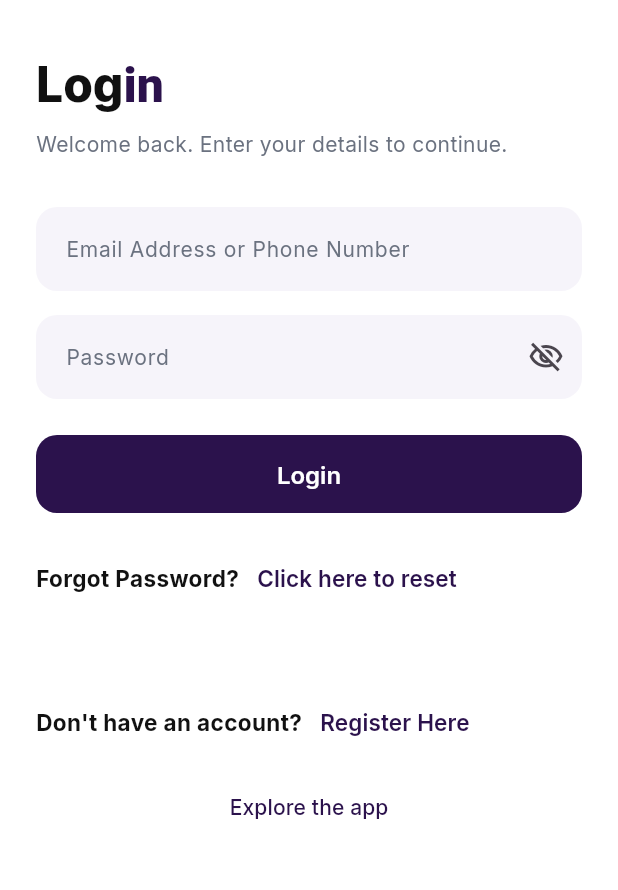
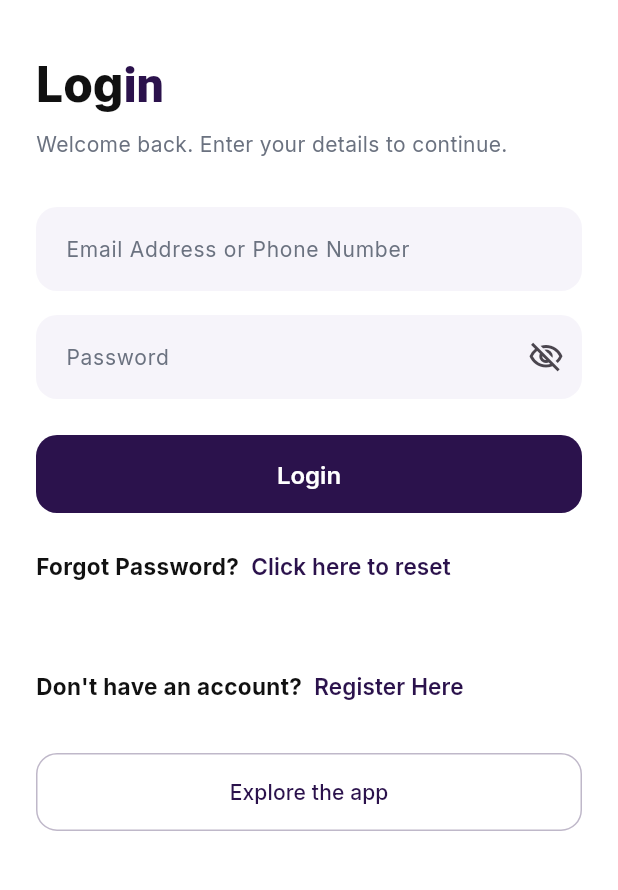
Before and after one commit to Ab-Jon/new_semi, a Flutter app: the screen it shows after launch, on a phone screen of 412 x 824 dp, the part 120-1010 px from its top. Run offline on Flutter 3.47's test engine with Material 3 defaults, Android fonts, the phone set to English and light mode, and no system bars; our stand-ins replace carousel_slider, dio, flutter_riverpod, font_awesome_flutter, google_fonts, image_picker and 2 more; missing offline and left inert: country_flags.

Commit message:
Fit the web preview to an iPhone frame and clip overflowing banners.
Center a 390x844 phone on the chrome, keep Home avatars local, and add a tappable Explore the app control so Settings and Home can be reviewed without a live login.

```diff
--- a/lib/Auth/sign_in/sign_in.dart
+++ b/lib/Auth/sign_in/sign_in.dart
@@ -137,9 +137,8 @@ class _SignInScreenState extends ConsumerState<SignInScreen> {
                   );
                 },
               ),
-              const SizedBox(height: 8),
-              Center(
-                child: TextButton(
+              const SizedBox(height: 28),
+              OutlinedButton(
                 onPressed: () {
                   Navigator.pushReplacement(
                     context,
@@ -147,7 +146,6 @@ class _SignInScreenState extends ConsumerState<SignInScreen> {
                   );
                 },
                 child: const Text('Explore the app'),
-                ),
               ),
             ],
           ),
@@ -178,6 +176,11 @@ class _AuthLinkRow extends StatelessWidget {
           style: const TextStyle(fontSize: 15, fontWeight: FontWeight.w700),
         ),
         TextButton(
+          style: TextButton.styleFrom(
+            tapTargetSize: MaterialTapTargetSize.shrinkWrap,
+            visualDensity: VisualDensity.compact,
+            padding: const EdgeInsets.symmetric(horizontal: 8),
+          ),
           onPressed: onTap,
           child: Text(
             action,
--- a/lib/presentation/promo_banner.dart
+++ b/lib/presentation/promo_banner.dart
@@ -63,7 +63,9 @@ class _PromoBannerSliderState extends ConsumerState<PromoBannerSlider> {
   Widget build(BuildContext context) {
     final isLight = Theme.of(context).brightness == Brightness.light;
 
-    return SizedBox(
+    return ClipRRect(
+      borderRadius: BorderRadius.circular(16),
+      child: SizedBox(
       height: 120,
       child: PageView.builder(
         controller: _pageController,
@@ -104,6 +106,7 @@ class _PromoBannerSliderState extends ConsumerState<PromoBannerSlider> {
           );
         },
       ),
+      ),
     );
   }
 }
--- a/lib/presentation/wallet_dashboard.dart
+++ b/lib/presentation/wallet_dashboard.dart
@@ -215,9 +215,9 @@ class WalletDashboardScreen extends ConsumerWidget {
                 ],
               ),
               const SizedBox(height: 12),
-              _tx(context, 'https://i.pravatar.cc/100?img=5', 'Withdraw', 'Paid 30 mins ago', '₦100.15'),
+              _tx(context, 'assets/avatar_1.jpg', 'Withdraw', 'Paid 30 mins ago', '₦100.15'),
               const SizedBox(height: 8),
-              _tx(context, 'https://i.pravatar.cc/100?img=8', 'Withdraw', 'Paid 30 mins ago', '₦100.15'),
+              _tx(context, 'assets/avatar_1.jpg', 'Withdraw', 'Paid 30 mins ago', '₦100.15'),
               const SizedBox(height: 20),
               const Text(
                 'Report',
@@ -258,7 +258,7 @@ class WalletDashboardScreen extends ConsumerWidget {
       padding: const EdgeInsets.symmetric(vertical: 6),
       child: Row(
         children: [
-          CircleAvatar(backgroundImage: NetworkImage(avatar), radius: 22),
+          CircleAvatar(backgroundImage: AssetImage(avatar), radius: 22),
           const SizedBox(width: 12),
           Expanded(
             child: Column(
--- a/lib/ui/semi_ui.dart
+++ b/lib/ui/semi_ui.dart
@@ -551,6 +551,7 @@ class PhoneShell extends StatelessWidget {
   final Widget child;
 
   static const double width = 390;
+  static const double height = 844;
 
   @override
   Widget build(BuildContext context) {
@@ -558,15 +559,17 @@ class PhoneShell extends StatelessWidget {
     final useFrame = size.width > width + 24;
     if (!useFrame) return child;
 
-    final framed = Size(width, size.height);
+    final frameH = size.height < height ? size.height : height;
+    final framed = Size(width, frameH);
     return ColoredBox(
       color: SemiColors.phoneChrome,
       child: Center(
         child: Container(
           width: width,
-          height: size.height,
+          height: frameH,
           decoration: BoxDecoration(
             color: Colors.black,
+            borderRadius: BorderRadius.circular(28),
             boxShadow: [
               BoxShadow(
                 color: Colors.black.withValues(alpha: 0.4),
@@ -575,6 +578,7 @@ class PhoneShell extends StatelessWidget {
               ),
             ],
           ),
+          clipBehavior: Clip.antiAlias,
           child: MediaQuery(
             data: MediaQuery.of(context).copyWith(size: framed),
             child: child,
```
Lines whose indentation alone changed are shown as unchanged.
